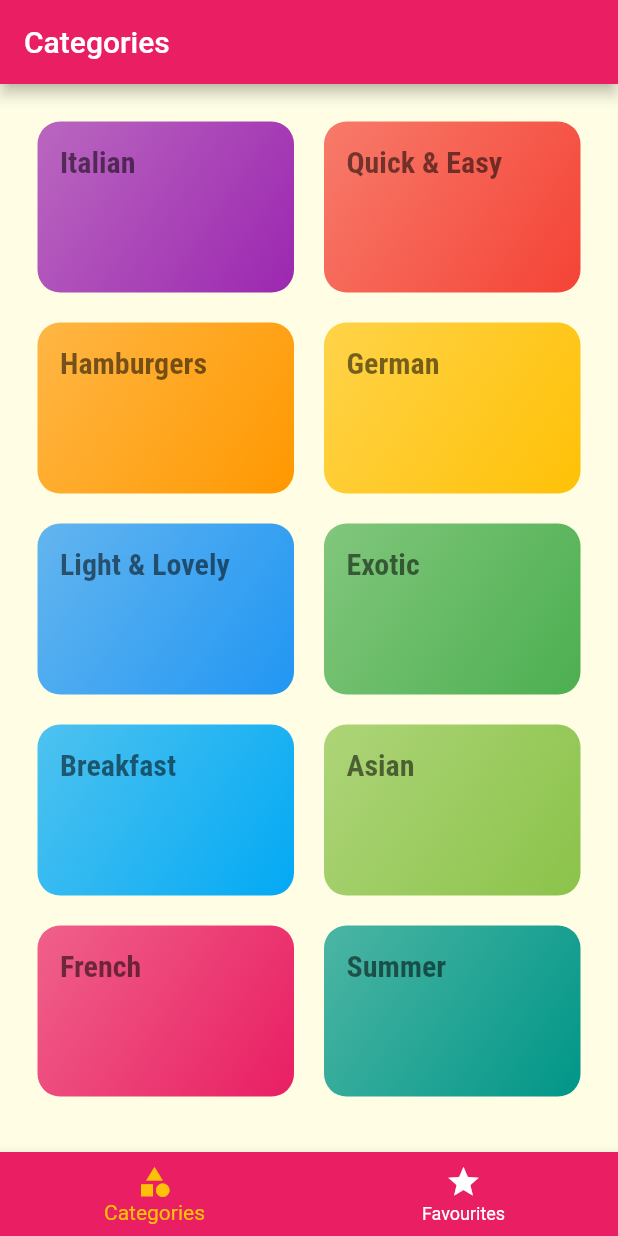
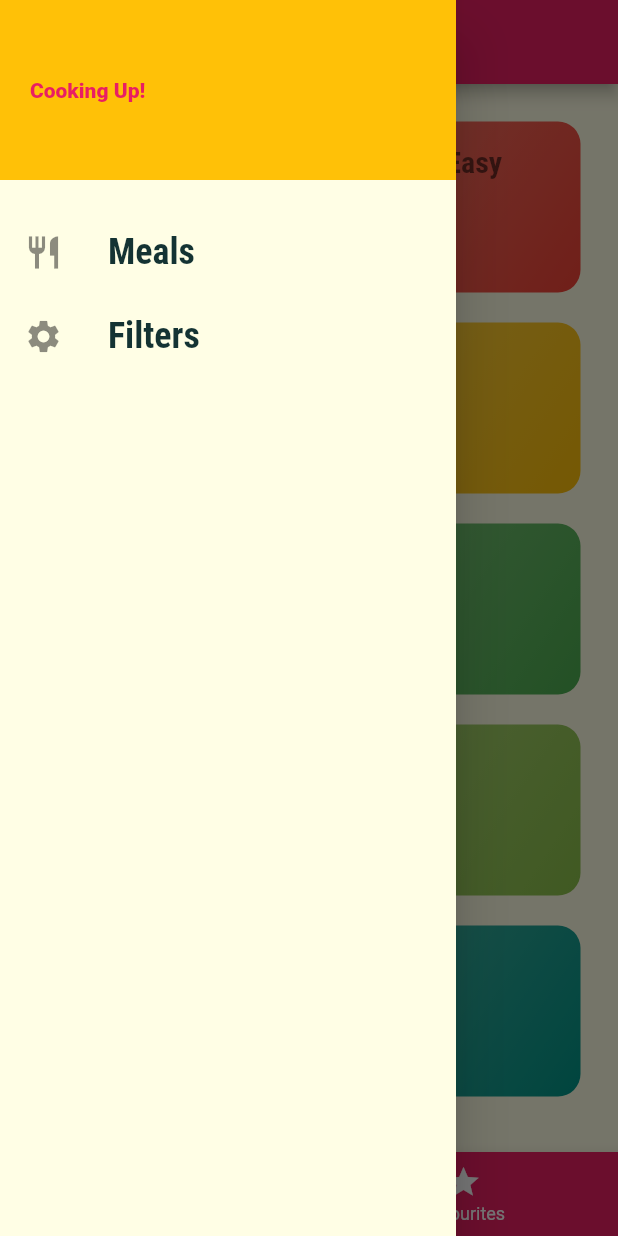
Before and after one commit to KartikeyaMohan/meals_app, a Flutter app: the screen it shows after launch, with the side drawer open (before the commit the screen has no drawer), on a phone screen of 412 x 824 dp. Run offline on Flutter 3.47's test engine with Material 2 defaults, Android fonts, the phone set to English and light mode, and no system bars.

Commit message:
Drawer added

```diff
--- a/lib/main.dart
+++ b/lib/main.dart
@@ -1,5 +1,6 @@
 import 'package:flutter/material.dart';
 
+import './screens/filters_screen.dart';
 import './screens/tabs_screen.dart';
 import './screens/meal_detail_screen.dart';
 import './screens/category_meals_screen.dart';
@@ -40,7 +41,8 @@ class MyApp extends StatelessWidget {
       home: const TabsScreen(),
       routes: {
         CategoryMealsScreen.routeName: (ctx) => CategoryMealsScreen(),
-        MealDetailScreen.routeName: (ctx) => MealDetailScreen()
+        MealDetailScreen.routeName: (ctx) => MealDetailScreen(),
+        FiltersScreen.routeName: (ctx) => FiltersScreen()
       },
       onUnknownRoute: (settings) {
         return MaterialPageRoute(builder: (ctx) => CategoriesScreen());
--- /dev/null
+++ b/lib/screens/filters_screen.dart
@@ -0,0 +1,15 @@
+import 'package:flutter/material.dart';
+
+class FiltersScreen extends StatelessWidget {
+
+  static const routeName = '/filters';
+
+  const FiltersScreen({super.key});
+
+  @override
+  Widget build(BuildContext context) {
+    return const Center(
+      child: Text('Filters'),
+    );
+  }
+}
--- a/lib/screens/tabs_screen.dart
+++ b/lib/screens/tabs_screen.dart
@@ -1,4 +1,5 @@
 import 'package:flutter/material.dart';
+import '../widgets/main_drawer.dart';
 import './favourites_screen.dart';
 import './categories_screen.dart';
 
@@ -29,6 +30,7 @@ class _TabsScreenState extends State<TabsScreen> {
         appBar: AppBar(
           title: Text(_pages[_selectedPageIndex]['title'] as String),
         ),
+        drawer: const MainDrawer(),
         body: _pages[_selectedPageIndex]['page'] as Widget,
         bottomNavigationBar: BottomNavigationBar(
           onTap: _selectPage,
--- /dev/null
+++ b/lib/widgets/main_drawer.dart
@@ -0,0 +1,55 @@
+import 'package:flutter/material.dart';
+import '../screens/filters_screen.dart';
+
+class MainDrawer extends StatelessWidget {
+  const MainDrawer({super.key});
+
+  Widget buildListTile(String title, IconData icon, VoidCallback tapHandler) {
+    return ListTile(
+          leading: Icon(
+            icon,
+            size: 26
+          ),
+          title: Text(
+            title,
+            style: const TextStyle(
+              fontFamily: 'RobotoCondensed',
+              fontSize: 24,
+              fontWeight: FontWeight.bold
+            ),
+          ),
+          onTap: tapHandler,
+        );
+  }
+
+  @override
+  Widget build(BuildContext context) {
+    return Drawer(
+      child: Column(
+        children: [
+          Container(
+            height: 120,
+            width: double.infinity,
+            padding: const EdgeInsets.all(20),
+            alignment: Alignment.centerLeft,
+            color: Colors.amber,
+            child: const Text(
+              'Cooking Up!',
+              style: TextStyle(
+                fontWeight: FontWeight.w900,
+                color: Colors.pink
+              ),
+            ),
+          ),
+          const SizedBox(height: 20),
+          buildListTile('Meals', Icons.restaurant, () {
+            Navigator.of(context).pushNamed('/');
+          }),
+          buildListTile('Filters', Icons.settings, () {
+            Navigator.of(context).pushNamed(FiltersScreen.routeName);
+          })
+        ]
+      ),
+    );
+  }
+}
```
